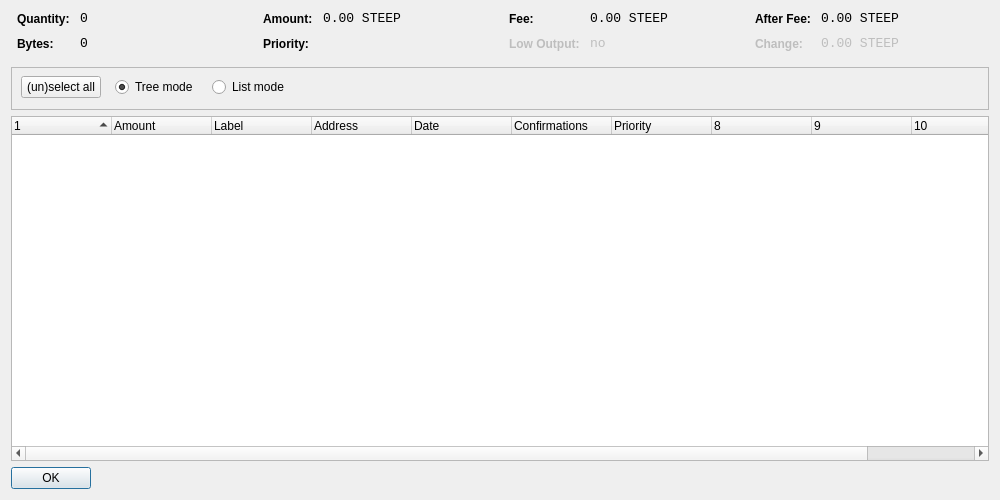
Steepdev/SteepCoin, file src/qt/forms/coincontroldialog.ui: the form before one commit.
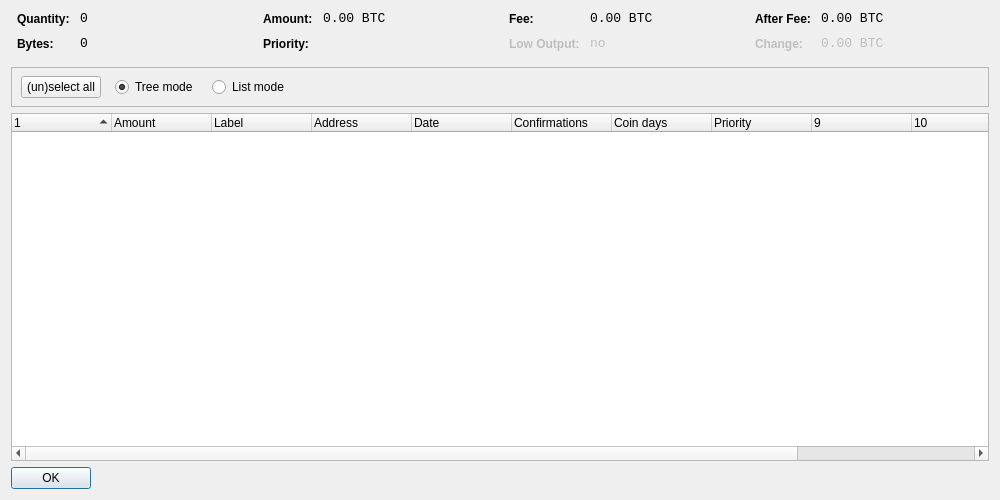
The form after the commit. Custom widgets are drawn as their Qt base class.

What changed in the file:
```diff
--- a/src/qt/forms/coincontroldialog.ui
+++ b/src/qt/forms/coincontroldialog.ui
@@ -141,7 +141,7 @@
           <enum>Qt::ActionsContextMenu</enum>
          </property>
          <property name="text">
-          <string notr="true">0.00 STEEP</string>
+          <string>0.00 BTC</string>
          </property>
          <property name="textInteractionFlags">
           <set>Qt::LinksAccessibleByMouse|Qt::TextSelectableByKeyboard|Qt::TextSelectableByMouse</set>
@@ -221,7 +221,7 @@
           <enum>Qt::ActionsContextMenu</enum>
          </property>
          <property name="text">
-          <string notr="true">0.00 STEEP</string>
+          <string>0.00 BTC</string>
          </property>
          <property name="textInteractionFlags">
           <set>Qt::LinksAccessibleByMouse|Qt::TextSelectableByKeyboard|Qt::TextSelectableByMouse</set>
@@ -307,7 +307,7 @@
           <enum>Qt::ActionsContextMenu</enum>
          </property>
          <property name="text">
-          <string notr="true">0.00 STEEP</string>
+          <string>0.00 BTC</string>
          </property>
          <property name="textInteractionFlags">
           <set>Qt::LinksAccessibleByMouse|Qt::TextSelectableByKeyboard|Qt::TextSelectableByMouse</set>
@@ -345,7 +345,7 @@
           <enum>Qt::ActionsContextMenu</enum>
          </property>
          <property name="text">
-          <string notr="true">0.00 STEEP</string>
+          <string>0.00 BTC</string>
          </property>
          <property name="textInteractionFlags">
           <set>Qt::LinksAccessibleByMouse|Qt::TextSelectableByKeyboard|Qt::TextSelectableByMouse</set>
@@ -361,7 +361,7 @@
      <property name="minimumSize">
       <size>
        <width>0</width>
-       <height>43</height>
+       <height>40</height>
       </size>
      </property>
      <property name="frameShape">
@@ -379,7 +379,7 @@
         <height>41</height>
        </rect>
       </property>
-      <layout class="QHBoxLayout" name="horizontalLayoutPanel" stretch="0,0,0,0,0">
+      <layout class="QHBoxLayout" name="horizontalLayoutPanel" stretch="0,0,0,0">
        <property name="spacing">
         <number>14</number>
        </property>
@@ -451,7 +451,7 @@
       <bool>false</bool>
      </property>
      <property name="columnCount">
-      <number>11</number>
+      <number>12</number>
      </property>
      <attribute name="headerShowSortIndicator" stdset="0">
       <bool>true</bool>
@@ -492,6 +492,11 @@
        <string>Confirmed</string>
       </property>
      </column>
+     <column>
+      <property name="text">
+       <string>Coin days</string>
+      </property>
+     </column>
      <column>
       <property name="text">
        <string>Priority</string>
```
Left out of the diff: 64 changed lines with no effect on the pictures.
